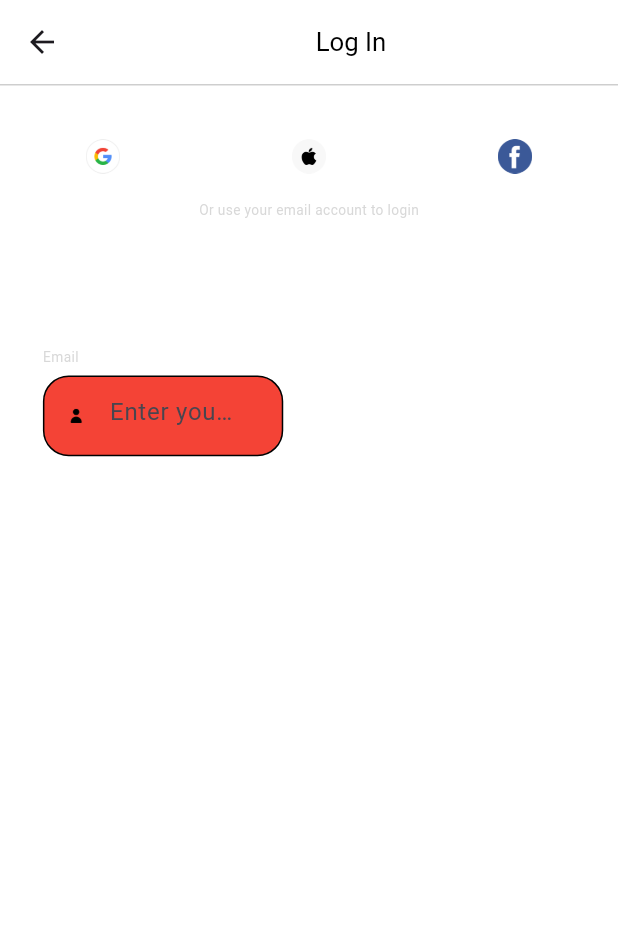
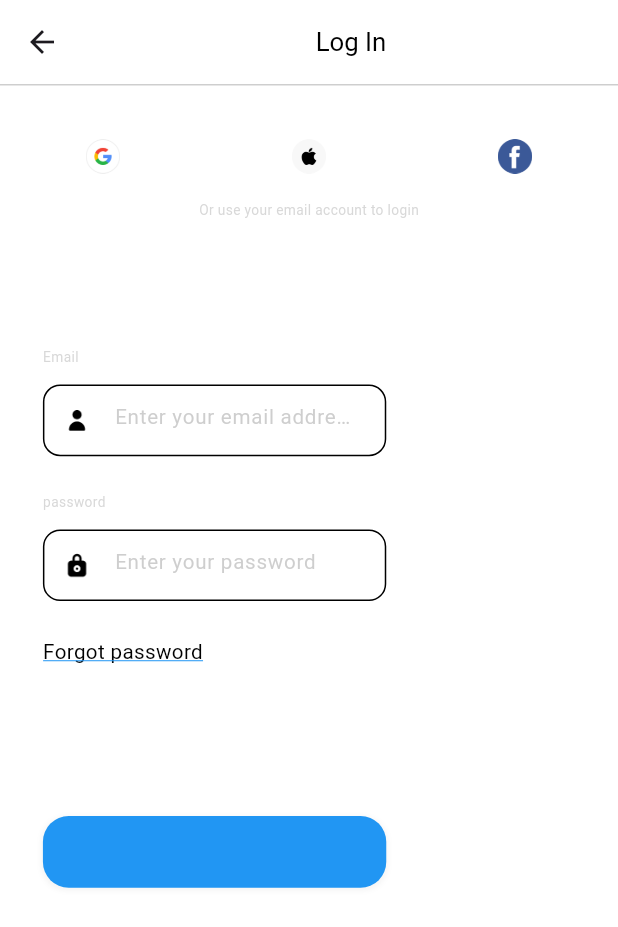
Before and after one commit to bintepasharifat/bloc-pattern-app, a Flutter app: the SignIn screen opened by its route, on a phone screen of 412 x 824 dp. Shown: the top 927 px of the screen. Run offline on Flutter 3.47's test engine with Material 3 defaults, Android fonts, the light colour scheme and no system bars; our stand-ins replace cloud_firestore, dots_indicator, flutter_bloc, flutter_screenutil; accounts and stored records are empty; Roboto replaces fonts that are missing (Avenir).

Commit message:
email,password,forgotfassword,100%

```diff
--- a/lib/pages/sign_in/sign_in.dart
+++ b/lib/pages/sign_in/sign_in.dart
@@ -28,15 +28,26 @@ class _SignInState extends State<SignIn> {
                 ),
                 Container(
                   margin: EdgeInsets.only(top: 66.h),
-                  padding: EdgeInsets.only(left: 25.w,right: 25.w),
+                  padding: EdgeInsets.only(left: 25.w, right: 25.w),
                   child: Column(
                     crossAxisAlignment: CrossAxisAlignment.start,
                     children: [
                       reusableText("Email"),
-                      buildTextField("Email", "email"),
+                      SizedBox(
+                        height: 5.h,
+                      ),
+                      buildTextField(
+                          "Enter your email address", "email", "user"),
+                      reusableText("password"),
+                      SizedBox(
+                        height: 5.h,
+                      ),
+                      buildTextField("Enter your password", "password", "lock"),
                     ],
                   ),
-                )
+                ),
+                forgotPassword(),
+                buildLogInAdnRegButton("Log in"),
               ],
             ),
           ),
--- a/lib/pages/sign_in/widgets/sing_in_widget.dart
+++ b/lib/pages/sign_in/widgets/sing_in_widget.dart
@@ -69,50 +69,94 @@ Widget reusableText(String text) {
   );
 }
 
-Widget buildTextField(String text, String textType) {
+Widget buildTextField(String hintText, String textType, String iconName) {
   return Container(
-      width: 140.w,
-      height: 45.h,
+      width: 200.w,
+      height: 40.h,
+      margin: EdgeInsets.only(bottom: 20.h),
       decoration: BoxDecoration(
-        color: Colors.red,
-        borderRadius: BorderRadius.all(Radius.circular(15.w)),
+        color: Colors.white,
+        borderRadius: BorderRadius.all(Radius.circular(10.w)),
         border: Border.all(color: Colors.black),
       ),
       child: Row(children: [
         Container(
-          width: 11.w,
-          margin: EdgeInsets.only(left: 13.w),
-          height: 11.w,
-          child: Image.asset("assets/icons/user.png"),
+          width: 16.w,
+          margin: EdgeInsets.only(left: 11.w),
+          height: 16.w,
+          child: Image.asset("assets/icons/$iconName.png"),
         ),
         SizedBox(
-            width: 100.w,
-            height: 40.h,
-            child: TextField(
-              keyboardType: TextInputType.multiline,
-              decoration: const InputDecoration(
-                hintText: "Enter your email adress",
-                border: OutlineInputBorder(
-                  borderSide: BorderSide(
-                    color: Colors.transparent,
-                  ),
+          width: 170.w,
+          height: 40.h,
+          child: TextField(
+            keyboardType: TextInputType.multiline,
+            decoration: InputDecoration(
+                hintText: hintText,
+                border: const OutlineInputBorder(
+                  borderSide: BorderSide(color: Colors.transparent),
                 ),
-                enabledBorder: OutlineInputBorder(
-                  borderSide: BorderSide(
-                    color: Colors.transparent,
-                  ),
+                enabledBorder: const OutlineInputBorder(
+                  borderSide: BorderSide(color: Colors.transparent),
                 ),
-                disabledBorder: OutlineInputBorder(
-                  borderSide: BorderSide(
-                    color: Colors.transparent,
-                  ),
+                disabledBorder: const OutlineInputBorder(
+                  borderSide: BorderSide(color: Colors.transparent),
                 ),
-                focusedBorder: OutlineInputBorder(
-                  borderSide: BorderSide(
-                    color: Colors.transparent,
-                  ),
+                focusedBorder: const OutlineInputBorder(
+                  borderSide: BorderSide(color: Colors.transparent),
                 ),
-              ),
-            )),
+                hintStyle: TextStyle(color: Colors.grey.withOpacity(0.5))),
+            style: TextStyle(
+              color: Colors.green,
+              fontFamily: "Avenir",
+              fontWeight: FontWeight.normal,
+              fontSize: 12.sp,
+            ),
+            autocorrect: false,
+            obscureText: textType == "password" ? true : false,
+          ),
+        ),
       ]));
 }
+
+Widget forgotPassword() {
+  return Container(
+    margin: EdgeInsets.only(left: 25.w),
+    width: 260.w,
+    height: 30.h,
+    child: GestureDetector(
+      onTap: () {},
+      child: Text(
+        "Forgot password",
+        style: TextStyle(
+          color: Colors.black,
+          decoration: TextDecoration.underline,
+          decorationColor: Colors.blue,
+          fontSize: 12.sp,
+        ),
+      ),
+    ),
+  );
+}
+
+Widget buildLogInAdnRegButton(String buttonName) {
+  return GestureDetector(
+    onTap: () {},
+    child: Container(
+      width: 200.w,
+      height: 40.h,
+      margin: EdgeInsets.only(left: 25.w, right: 25.w, top: 70.h),
+      decoration: BoxDecoration(
+          color: Colors.blue, borderRadius: BorderRadius.circular(15.w),
+             boxShadow: [
+              BoxShadow(
+                spreadRadius: 1,
+                blurRadius: 2,
+                offset: Offset(0,1),
+                color: Colors.grey.withOpacity(0.1)
+              )
+             ]
+          ),
+    ),
+  );
+}
--- a/lib/pages/welcome/welcome.dart
+++ b/lib/pages/welcome/welcome.dart
@@ -87,8 +87,8 @@ class _WelcomeState extends State<Welcome> {
     return Column(
       children: [
         SizedBox(
-          width: 200.w,
-          height: 200.w,
+          width: 100.w,
+          height: 100.w,
           child: Image.asset(
             imagePath,
             fit: BoxFit.cover,
@@ -105,7 +105,7 @@ class _WelcomeState extends State<Welcome> {
           ),
         ),
         Container(
-          width: 275.w,
+          width: 175.w,
           padding: EdgeInsets.only(left: 25.w, right: 25.w),
           child: Text(
             subTitle,
@@ -137,8 +137,8 @@ class _WelcomeState extends State<Welcome> {
           },
           child: Container(
             margin: EdgeInsets.only(top: 70.h, left: 30.w, right: 30),
-            width: 200.w,
-            height: 50.h,
+            width: 150.w,
+            height: 40.h,
             decoration: BoxDecoration(
                 color: Colors.blue,
                 borderRadius: BorderRadius.all(Radius.circular(15)),
```
